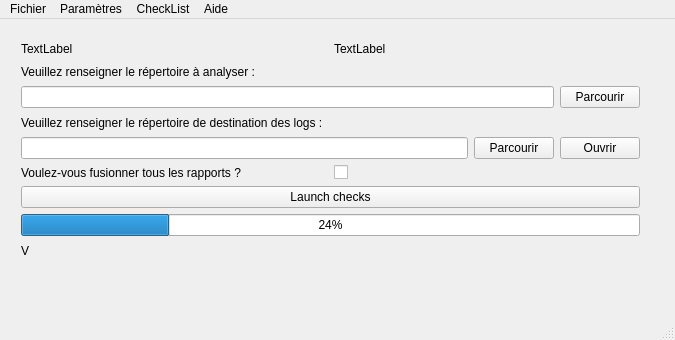
FredBELDA/CodingRulesChecker, file mainwindow.ui: the form before one commit.
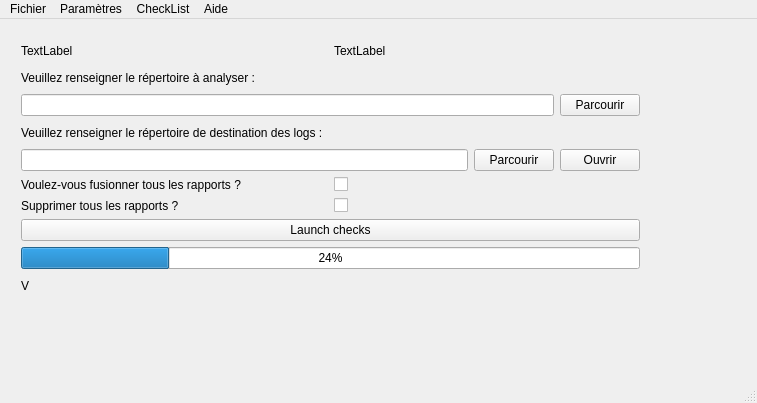
The form after the commit.

What changed in the file:
```diff
--- a/mainwindow.ui
+++ b/mainwindow.ui
@@ -6,8 +6,8 @@
    <rect>
     <x>0</x>
     <y>0</y>
-    <width>675</width>
-    <height>340</height>
+    <width>757</width>
+    <height>403</height>
    </rect>
   </property>
   <property name="windowTitle">
@@ -20,7 +20,7 @@
       <x>10</x>
       <y>10</y>
       <width>641</width>
-      <height>241</height>
+      <height>278</height>
      </rect>
     </property>
     <layout class="QVBoxLayout" name="verticalLayout">
@@ -109,6 +109,24 @@
        </item>
       </layout>
      </item>
+     <item>
+      <layout class="QHBoxLayout" name="horizontalLayout_5">
+       <item>
+        <widget class="QLabel" name="label_deleteCsvFile">
+         <property name="text">
+          <string>Supprimer tous les rapports ?</string>
+         </property>
+        </widget>
+       </item>
+       <item>
+        <widget class="QCheckBox" name="checkBox_deleteCsvFile">
+         <property name="text">
+          <string/>
+         </property>
+        </widget>
+       </item>
+      </layout>
+     </item>
      <item>
       <widget class="QPushButton" name="pushButton_launchChecks">
        <property name="text">
@@ -147,8 +165,8 @@
     <rect>
      <x>0</x>
      <y>0</y>
-     <width>675</width>
-     <height>21</height>
+     <width>757</width>
+     <height>25</height>
     </rect>
    </property>
    <widget class="QMenu" name="menuFichier">
```
